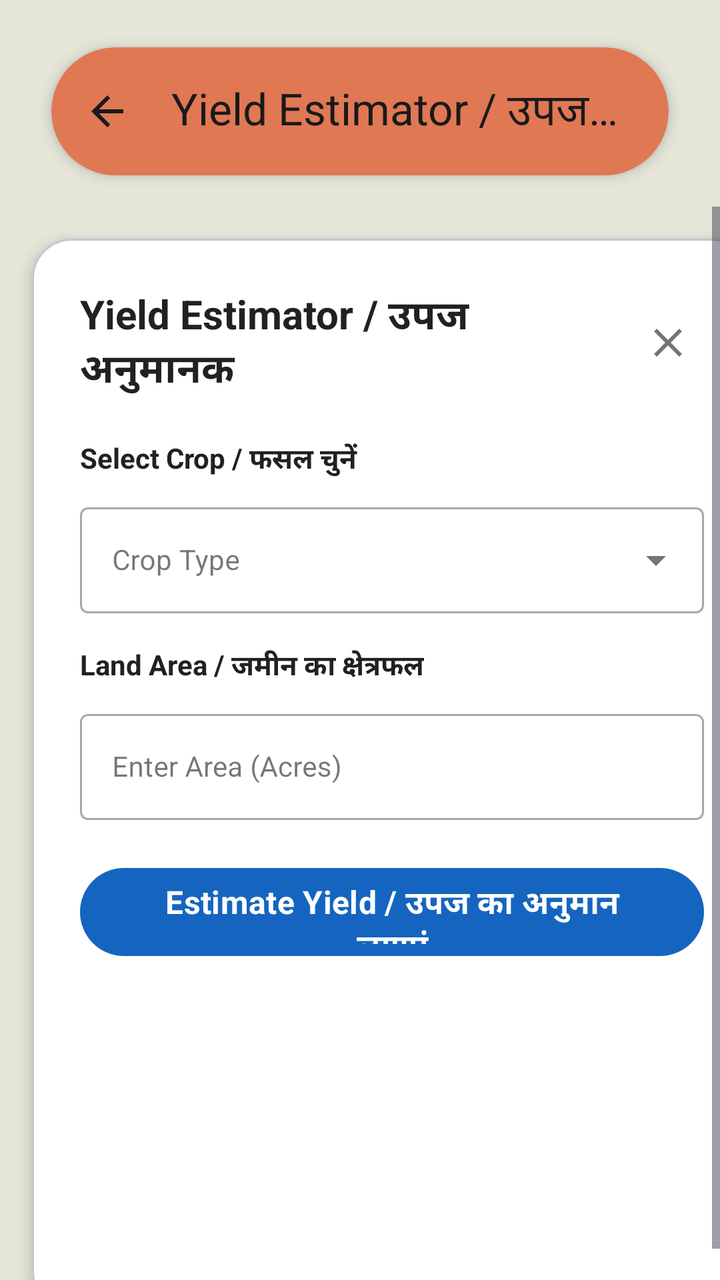
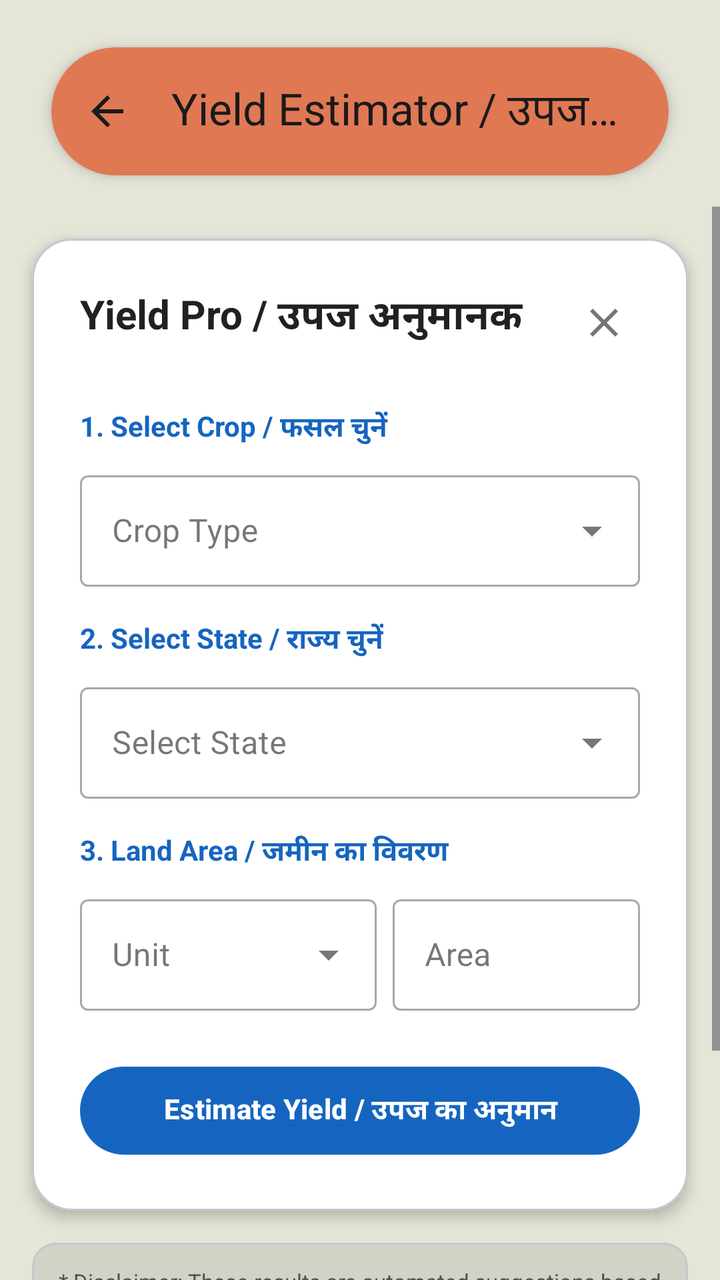

Compare the two renders of this Android layout. The source of the first and the diff that turns it into the second are given below.
<!-- AndroidManifest.xml: application theme Theme.Jai_Kisan -->
<!-- res/layout/activity_yield_estimator.xml -->
<?xml version="1.0" encoding="utf-8"?>
<LinearLayout
    xmlns:android="http://schemas.android.com/apk/res/android"
    xmlns:app="http://schemas.android.com/apk/res-auto"
    android:id="@+id/root_view"
    android:layout_width="match_parent"
    android:layout_height="match_parent"
    android:orientation="vertical"
    android:background="#E5E5D8"
    android:fitsSystemWindows="true">

    <com.google.android.material.appbar.AppBarLayout
        android:layout_width="match_parent"
        android:layout_height="wrap_content"
        android:background="@android:color/transparent"
        app:elevation="0dp">

        <com.google.android.material.card.MaterialCardView
            android:layout_width="match_parent"
            android:layout_height="wrap_content"
            android:layout_marginStart="12dp"
            android:layout_marginEnd="12dp"
            android:layout_marginTop="8dp"
            app:cardCornerRadius="32dp"
            app:cardElevation="4dp"
            app:strokeWidth="0dp"
            app:cardUseCompatPadding="true"
            app:cardBackgroundColor="#E07854">

            <com.google.android.material.appbar.MaterialToolbar
                android:id="@+id/toolbar"
                android:layout_width="match_parent"
                android:layout_height="?attr/actionBarSize"
                app:title="Yield Estimator / उपज अनुमानक"
                app:titleTextColor="#1A1A1A"
                app:navigationIcon="@drawable/ic_arrow_back_24"
                app:navigationIconTint="#1A1A1A" />

        </com.google.android.material.card.MaterialCardView>

    </com.google.android.material.appbar.AppBarLayout>

    <ScrollView
        android:layout_width="match_parent"
        android:layout_height="0dp"
        android:layout_weight="1"
        android:fillViewport="true">

        <com.google.android.material.card.MaterialCardView
            android:layout_width="match_parent"
            android:layout_height="wrap_content"
            android:layout_marginStart="16dp"
            android:layout_marginEnd="16dp"
            android:layout_marginTop="16dp"
            android:layout_marginBottom="20dp"
            app:cardBackgroundColor="#FFFFFF"
            app:cardCornerRadius="20dp"
            app:cardElevation="4dp">

            <LinearLayout
                android:layout_width="match_parent"
                android:layout_height="wrap_content"
                android:orientation="vertical"
                android:padding="24dp">

                <RelativeLayout
                    android:layout_width="match_parent"
                    android:layout_height="wrap_content">

                    <TextView
                        android:layout_width="wrap_content"
                        android:layout_height="wrap_content"
                        android:text="Yield Estimator / उपज अनुमानक"
                        android:textSize="20sp"
                        android:textStyle="bold"
                        android:textColor="#212121"
                        android:fontFamily="sans-serif"
                        android:layout_centerVertical="true"
                        android:layout_alignParentStart="true"
                        android:layout_toStartOf="@+id/btn_close"
                        android:layout_marginEnd="8dp" />

                    <ImageButton
                        android:id="@+id/btn_close"
                        android:layout_width="36dp"
                        android:layout_height="36dp"
                        android:layout_alignParentEnd="true"
                        android:layout_centerVertical="true"
                        android:src="@drawable/ic_close"
                        android:background="?attr/selectableItemBackgroundBorderless"
                        android:contentDescription="Close"
                        app:tint="#757575"
                        android:padding="6dp" />
                </RelativeLayout>

                <Space android:layout_height="20dp" android:layout_width="match_parent" />

                <TextView
                    android:layout_width="wrap_content"
                    android:layout_height="wrap_content"
                    android:text="Select Crop / फसल चुनें"
                    android:textSize="14sp"
                    android:textStyle="bold"
                    android:textColor="#212121"
                    android:fontFamily="sans-serif" />

                <Space android:layout_height="8dp" android:layout_width="match_parent" />

                <com.google.android.material.textfield.TextInputLayout
                    android:id="@+id/layout_crop_dropdown"
                    style="@style/Widget.MaterialComponents.TextInputLayout.OutlinedBox.ExposedDropdownMenu"
                    android:layout_width="match_parent"
                    android:layout_height="wrap_content"
                    android:hint="Crop Type">
                    <AutoCompleteTextView
                        android:id="@+id/dropdown_crop"
                        android:layout_width="match_parent"
                        android:layout_height="wrap_content"
                        android:inputType="none"
                        android:textSize="14sp"
                        android:textColor="#212121"
                        android:fontFamily="sans-serif" />
                </com.google.android.material.textfield.TextInputLayout>

                <Space android:layout_height="16dp" android:layout_width="match_parent" />

                <TextView
                    android:layout_width="wrap_content"
                    android:layout_height="wrap_content"
                    android:text="Land Area / जमीन का क्षेत्रफल"
                    android:textSize="14sp"
                    android:textStyle="bold"
                    android:textColor="#212121"
                    android:fontFamily="sans-serif" />

                <Space android:layout_height="8dp" android:layout_width="match_parent" />

                <com.google.android.material.textfield.TextInputLayout
                    android:id="@+id/layout_area_input"
                    style="@style/Widget.MaterialComponents.TextInputLayout.OutlinedBox"
                    android:layout_width="match_parent"
                    android:layout_height="wrap_content"
                    android:hint="Enter Area (Acres)">
                    <com.google.android.material.textfield.TextInputEditText
                        android:id="@+id/input_area"
                        android:layout_width="match_parent"
                        android:layout_height="wrap_content"
                        android:inputType="numberDecimal"
                        android:textSize="14sp"
                        android:fontFamily="sans-serif" />
                </com.google.android.material.textfield.TextInputLayout>

                <Space android:layout_height="20dp" android:layout_width="match_parent" />

                <com.google.android.material.button.MaterialButton
                    android:id="@+id/btn_estimate"
                    android:layout_width="match_parent"
                    android:layout_height="52dp"
                    android:text="Estimate Yield / उपज का अनुमान लगाएं"
                    android:textColor="#FFFFFF"
                    android:textSize="16sp"
                    android:textStyle="bold"
                    android:fontFamily="sans-serif"
                    app:backgroundTint="#1565C0"
                    app:cornerRadius="50dp"
                    app:rippleColor="#0D47A1" />

                <LinearLayout
                    android:id="@+id/result_section"
                    android:layout_width="match_parent"
                    android:layout_height="wrap_content"
                    android:orientation="vertical"
                    android:visibility="gone"
                    android:layout_marginTop="20dp"
                    android:background="#E3F2FD"
                    android:padding="16dp">

                    <TextView
                        android:layout_width="wrap_content"
                        android:layout_height="wrap_content"
                        android:text="Estimated Yield / अनुमानित उपज"
                        android:textSize="15sp"
                        android:textStyle="bold"
                        android:textColor="#1565C0"
                        android:fontFamily="sans-serif"
                        android:layout_marginBottom="12dp" />

                    <LinearLayout android:layout_width="match_parent" android:layout_height="wrap_content"
                        android:orientation="horizontal" android:layout_marginBottom="6dp">
                        <TextView android:layout_width="0dp" android:layout_height="wrap_content" android:layout_weight="1"
                            android:text="Yield per Acre" android:textSize="14sp" android:textColor="#424242" android:fontFamily="sans-serif" />
                        <TextView android:id="@+id/tv_yield_per_acre" android:layout_width="wrap_content" android:layout_height="wrap_content"
                            android:text="--" android:textSize="14sp" android:textStyle="bold" android:textColor="#212121" android:fontFamily="sans-serif" />
                    </LinearLayout>

                    <LinearLayout android:layout_width="match_parent" android:layout_height="wrap_content"
                        android:orientation="horizontal" android:layout_marginBottom="12dp">
                        <TextView android:layout_width="0dp" android:layout_height="wrap_content" android:layout_weight="1"
                            android:text="Total Yield" android:textSize="14sp" android:textColor="#424242" android:fontFamily="sans-serif" />
                        <TextView android:id="@+id/tv_total_yield" android:layout_width="wrap_content" android:layout_height="wrap_content"
                            android:text="--" android:textSize="14sp" android:textStyle="bold" android:textColor="#212121" android:fontFamily="sans-serif" />
                    </LinearLayout>

                    <View android:layout_width="match_parent" android:layout_height="1dp"
                        android:background="#BBDEFB" android:layout_marginBottom="12dp" />

                    <TextView android:id="@+id/tv_yield_summary" android:layout_width="match_parent" android:layout_height="wrap_content"
                        android:text="Final Summary" android:textSize="13sp" android:textColor="#1565C0" android:fontFamily="sans-serif"
                        android:layout_marginBottom="16dp" />

                    <com.google.android.material.button.MaterialButton
                        android:id="@+id/btn_share"
                        style="@style/Widget.MaterialComponents.Button.OutlinedButton"
                        android:layout_width="match_parent"
                        android:layout_height="44dp"
                        android:text="Share Result / परिणाम साझा करें"
                        android:textColor="#1565C0"
                        android:fontFamily="sans-serif"
                        app:strokeColor="#1565C0"
                        app:cornerRadius="50dp" />

                </LinearLayout>

            </LinearLayout>
        </com.google.android.material.card.MaterialCardView>
    </ScrollView>

</LinearLayout>
<!-- resources referenced by this layout -->
<resources>
  <!-- drawable ic_arrow_back_24 (drawable) -->
  <vector xmlns:android="http://schemas.android.com/apk/res/android" android:autoMirrored="true" android:height="24dp" android:tint="#000000" android:viewportHeight="960" android:viewportWidth="960" android:width="24dp">
        
      <path android:fillColor="@android:color/white" android:pathData="M313,520L537,744L480,800L160,480L480,160L537,216L313,440L800,440L800,520L313,520Z"/>
      
  </vector>
  <!-- drawable ic_close (drawable) -->
  <vector xmlns:android="http://schemas.android.com/apk/res/android"
      android:width="24dp"
      android:height="24dp"
      android:viewportWidth="24"
      android:viewportHeight="24"
      android:tint="#757575">
      <path
          android:fillColor="@android:color/white"
          android:pathData="M19,6.41L17.59,5 12,10.59 6.41,5 5,6.41 10.59,12 5,17.59 6.41,19 12,13.41 17.59,19 19,17.59 13.41,12z"/>
  </vector>
  <style name="Theme.Jai_Kisan" parent="Base.Theme.Jai_Kisan" />
  <style name="Base.Theme.Jai_Kisan" parent="Theme.Material3.Light.NoActionBar">
  
          <item name="android:forceDarkAllowed" tools:targetApi="q">false</item>
  
          <item name="android:windowBackground">@color/app_background</item>
  
          <item name="android:fontFamily">@font/poppins</item>
  
          <item name="colorPrimary">@color/green</item>
          <item name="colorPrimaryVariant">@color/green</item>
          <item name="colorOnPrimary">@color/white</item>
          <item name="colorSecondary">@color/green</item>
          <item name="colorSecondaryVariant">@color/green</item>
          <item name="colorOnSecondary">@color/white</item>
  
          <item name="android:statusBarColor">?attr/colorPrimary</item>
  
      </style>
  <color name="app_background">#F9F6ED</color>
  <color name="green">#2E7D32</color>
  <color name="white">#FFFFFFFF</color>
</resources>

<!-- the commit's change to res/layout/activity_yield_estimator.xml (unified diff, before → after) -->
@@ -6,8 +6,7 @@
     android:layout_width="match_parent"
     android:layout_height="match_parent"
     android:orientation="vertical"
-    android:background="#E5E5D8"
-    android:fitsSystemWindows="true">
+    android:background="#E5E5D8">
 
     <com.google.android.material.appbar.AppBarLayout
         android:layout_width="match_parent"
@@ -35,194 +34,151 @@
                 app:titleTextColor="#1A1A1A"
                 app:navigationIcon="@drawable/ic_arrow_back_24"
                 app:navigationIconTint="#1A1A1A" />
-
         </com.google.android.material.card.MaterialCardView>
-
     </com.google.android.material.appbar.AppBarLayout>
 
     <ScrollView
         android:layout_width="match_parent"
-        android:layout_height="0dp"
-        android:layout_weight="1"
-        android:fillViewport="true">
+        android:layout_height="match_parent"
+        android:fillViewport="true"
+        android:clipToPadding="false">
 
-        <com.google.android.material.card.MaterialCardView
+        <LinearLayout
             android:layout_width="match_parent"
             android:layout_height="wrap_content"
-            android:layout_marginStart="16dp"
-            android:layout_marginEnd="16dp"
-            android:layout_marginTop="16dp"
-            android:layout_marginBottom="20dp"
-            app:cardBackgroundColor="#FFFFFF"
-            app:cardCornerRadius="20dp"
-            app:cardElevation="4dp">
+            android:orientation="vertical"
+            android:paddingBottom="30dp">
 
-            <LinearLayout
+            <com.google.android.material.card.MaterialCardView
                 android:layout_width="match_parent"
                 android:layout_height="wrap_content"
-                android:orientation="vertical"
-                android:padding="24dp">
-
-                <RelativeLayout
-                    android:layout_width="match_parent"
-                    android:layout_height="wrap_content">
-
-                    <TextView
-                        android:layout_width="wrap_content"
-                        android:layout_height="wrap_content"
-                        android:text="Yield Estimator / उपज अनुमानक"
-                        android:textSize="20sp"
-                        android:textStyle="bold"
-                        android:textColor="#212121"
-                        android:fontFamily="sans-serif"
-                        android:layout_centerVertical="true"
-                        android:layout_alignParentStart="true"
-                        android:layout_toStartOf="@+id/btn_close"
-                        android:layout_marginEnd="8dp" />
-
-                    <ImageButton
-                        android:id="@+id/btn_close"
-                        android:layout_width="36dp"
-                        android:layout_height="36dp"
-                        android:layout_alignParentEnd="true"
-                        android:layout_centerVertical="true"
-                        android:src="@drawable/ic_close"
-                        android:background="?attr/selectableItemBackgroundBorderless"
-                        android:contentDescription="Close"
-                        app:tint="#757575"
-                        android:padding="6dp" />
-                </RelativeLayout>
-
-                <Space android:layout_height="20dp" android:layout_width="match_parent" />
-
-                <TextView
-                    android:layout_width="wrap_content"
-                    android:layout_height="wrap_content"
-                    android:text="Select Crop / फसल चुनें"
-                    android:textSize="14sp"
-                    android:textStyle="bold"
-                    android:textColor="#212121"
-                    android:fontFamily="sans-serif" />
-
-                <Space android:layout_height="8dp" android:layout_width="match_parent" />
-
-                <com.google.android.material.textfield.TextInputLayout
-                    android:id="@+id/layout_crop_dropdown"
-                    style="@style/Widget.MaterialComponents.TextInputLayout.OutlinedBox.ExposedDropdownMenu"
-                    android:layout_width="match_parent"
-                    android:layout_height="wrap_content"
-                    android:hint="Crop Type">
-                    <AutoCompleteTextView
-                        android:id="@+id/dropdown_crop"
-                        android:layout_width="match_parent"
-                        android:layout_height="wrap_content"
-                        android:inputType="none"
-                        android:textSize="14sp"
-                        android:textColor="#212121"
-                        android:fontFamily="sans-serif" />
-                </com.google.android.material.textfield.TextInputLayout>
-
-                <Space android:layout_height="16dp" android:layout_width="match_parent" />
-
-                <TextView
-                    android:layout_width="wrap_content"
-                    android:layout_height="wrap_content"
-                    android:text="Land Area / जमीन का क्षेत्रफल"
-                    android:textSize="14sp"
-                    android:textStyle="bold"
-                    android:textColor="#212121"
-                    android:fontFamily="sans-serif" />
-
-                <Space android:layout_height="8dp" android:layout_width="match_parent" />
-
-                <com.google.android.material.textfield.TextInputLayout
-                    android:id="@+id/layout_area_input"
-                    style="@style/Widget.MaterialComponents.TextInputLayout.OutlinedBox"
-                    android:layout_width="match_parent"
-                    android:layout_height="wrap_content"
-                    android:hint="Enter Area (Acres)">
-                    <com.google.android.material.textfield.TextInputEditText
-                        android:id="@+id/input_area"
-                        android:layout_width="match_parent"
-                        android:layout_height="wrap_content"
-                        android:inputType="numberDecimal"
-                        android:textSize="14sp"
-                        android:fontFamily="sans-serif" />
-                </com.google.android.material.textfield.TextInputLayout>
-
-                <Space android:layout_height="20dp" android:layout_width="match_parent" />
-
-                <com.google.android.material.button.MaterialButton
-                    android:id="@+id/btn_estimate"
-                    android:layout_width="match_parent"
-                    android:layout_height="52dp"
-                    android:text="Estimate Yield / उपज का अनुमान लगाएं"
-                    android:textColor="#FFFFFF"
-                    android:textSize="16sp"
-                    android:textStyle="bold"
-                    android:fontFamily="sans-serif"
-                    app:backgroundTint="#1565C0"
-                    app:cornerRadius="50dp"
-                    app:rippleColor="#0D47A1" />
+                android:layout_margin="16dp"
+                app:cardBackgroundColor="#FFFFFF"
+                app:cardCornerRadius="20dp"
+                app:cardElevation="4dp">
 
                 <LinearLayout
-                    android:id="@+id/result_section"
                     android:layout_width="match_parent"
                     android:layout_height="wrap_content"
                     android:orientation="vertical"
-                    android:visibility="gone"
-                    android:layout_marginTop="20dp"
-                    android:background="#E3F2FD"
-                    android:padding="16dp">
+                    android:padding="24dp">
 
-                    <TextView
-                        android:layout_width="wrap_content"
-                        android:layout_height="wrap_content"
-                        android:text="Estimated Yield / अनुमानित उपज"
-                        android:textSize="15sp"
-                        android:textStyle="bold"
-                        android:textColor="#1565C0"
-                        android:fontFamily="sans-serif"
-                        android:layout_marginBottom="12dp" />
+                    <RelativeLayout
+                        android:layout_width="match_parent"
+                        android:layout_height="wrap_content">
+                        <TextView
+                            android:layout_width="wrap_content"
+                            android:layout_height="wrap_content"
+                            android:text="Yield Pro / उपज अनुमानक"
+                            android:textSize="20sp"
+                            android:textStyle="bold"
+                            android:textColor="#212121" />
+                        <ImageButton
+                            android:id="@+id/btn_close"
+                            android:layout_width="36dp"
+                            android:layout_height="36dp"
+                            android:layout_alignParentEnd="true"
+                            android:src="@drawable/ic_close"
+                            android:background="?attr/selectableItemBackgroundBorderless"
+                            app:tint="#757575" />
+                    </RelativeLayout>
 
+                    <Space android:layout_height="24dp" android:layout_width="match_parent" />
+
+                    <TextView android:layout_width="wrap_content" android:layout_height="wrap_content"
+                        android:text="1. Select Crop / फसल चुनें" android:textStyle="bold" android:textColor="#1565C0" />
+                    <com.google.android.material.textfield.TextInputLayout
+                        style="@style/Widget.MaterialComponents.TextInputLayout.OutlinedBox.ExposedDropdownMenu"
+                        android:layout_width="match_parent" android:layout_height="wrap_content" android:layout_marginTop="8dp">
+                        <AutoCompleteTextView android:id="@+id/dropdown_crop" android:layout_width="match_parent"
+                            android:layout_height="wrap_content" android:hint="Crop Type" android:inputType="none" />
+                    </com.google.android.material.textfield.TextInputLayout>
+
+                    <Space android:layout_height="16dp" android:layout_width="match_parent" />
+
+                    <TextView android:layout_width="wrap_content" android:layout_height="wrap_content"
+                        android:text="2. Select State / राज्य चुनें" android:textStyle="bold" android:textColor="#1565C0" />
+                    <com.google.android.material.textfield.TextInputLayout
+                        style="@style/Widget.MaterialComponents.TextInputLayout.OutlinedBox.ExposedDropdownMenu"
+                        android:layout_width="match_parent" android:layout_height="wrap_content" android:layout_marginTop="8dp">
+                        <AutoCompleteTextView android:id="@+id/dropdown_state" android:layout_width="match_parent"
+                            android:layout_height="wrap_content" android:hint="Select State" android:inputType="none" />
+                    </com.google.android.material.textfield.TextInputLayout>
+
+                    <Space android:layout_height="16dp" android:layout_width="match_parent" />
+
+                    <TextView android:layout_width="wrap_content" android:layout_height="wrap_content"
+                        android:text="3. Land Area / जमीन का विवरण" android:textStyle="bold" android:textColor="#1565C0" />
                     <LinearLayout android:layout_width="match_parent" android:layout_height="wrap_content"
-                        android:orientation="horizontal" android:layout_marginBottom="6dp">
-                        <TextView android:layout_width="0dp" android:layout_height="wrap_content" android:layout_weight="1"
-                            android:text="Yield per Acre" android:textSize="14sp" android:textColor="#424242" android:fontFamily="sans-serif" />
-                        <TextView android:id="@+id/tv_yield_per_acre" android:layout_width="wrap_content" android:layout_height="wrap_content"
-                            android:text="--" android:textSize="14sp" android:textStyle="bold" android:textColor="#212121" android:fontFamily="sans-serif" />
+                        android:orientation="horizontal" android:layout_marginTop="8dp">
+                        <com.google.android.material.textfield.TextInputLayout
+                            style="@style/Widget.MaterialComponents.TextInputLayout.OutlinedBox.ExposedDropdownMenu"
+                            android:layout_width="0dp" android:layout_height="wrap_content" android:layout_weight="1.2" android:layout_marginEnd="8dp">
+                            <AutoCompleteTextView android:id="@+id/dropdown_unit" android:layout_width="match_parent"
+                                android:layout_height="wrap_content" android:hint="Unit" android:inputType="none" />
+                        </com.google.android.material.textfield.TextInputLayout>
+                        <com.google.android.material.textfield.TextInputLayout
+                            style="@style/Widget.MaterialComponents.TextInputLayout.OutlinedBox"
+                            android:layout_width="0dp" android:layout_height="wrap_content" android:layout_weight="1" android:hint="Area">
+                            <com.google.android.material.textfield.TextInputEditText android:id="@+id/input_area"
+                                android:layout_width="match_parent" android:layout_height="wrap_content" android:inputType="numberDecimal" />
+                        </com.google.android.material.textfield.TextInputLayout>
                     </LinearLayout>
 
-                    <LinearLayout android:layout_width="match_parent" android:layout_height="wrap_content"
-                        android:orientation="horizontal" android:layout_marginBottom="12dp">
-                        <TextView android:layout_width="0dp" android:layout_height="wrap_content" android:layout_weight="1"
-                            android:text="Total Yield" android:textSize="14sp" android:textColor="#424242" android:fontFamily="sans-serif" />
-                        <TextView android:id="@+id/tv_total_yield" android:layout_width="wrap_content" android:layout_height="wrap_content"
-                            android:text="--" android:textSize="14sp" android:textStyle="bold" android:textColor="#212121" android:fontFamily="sans-serif" />
-                    </LinearLayout>
-
-                    <View android:layout_width="match_parent" android:layout_height="1dp"
-                        android:background="#BBDEFB" android:layout_marginBottom="12dp" />
-
-                    <TextView android:id="@+id/tv_yield_summary" android:layout_width="match_parent" android:layout_height="wrap_content"
-                        android:text="Final Summary" android:textSize="13sp" android:textColor="#1565C0" android:fontFamily="sans-serif"
-                        android:layout_marginBottom="16dp" />
+                    <Space android:layout_height="24dp" android:layout_width="match_parent" />
 
                     <com.google.android.material.button.MaterialButton
-                        android:id="@+id/btn_share"
-                        style="@style/Widget.MaterialComponents.Button.OutlinedButton"
-                        android:layout_width="match_parent"
-                        android:layout_height="44dp"
-                        android:text="Share Result / परिणाम साझा करें"
-                        android:textColor="#1565C0"
-                        android:fontFamily="sans-serif"
-                        app:strokeColor="#1565C0"
-                        app:cornerRadius="50dp" />
+                        android:id="@+id/btn_estimate"
+                        android:layout_width="match_parent" android:layout_height="52dp"
+                        android:text="Estimate Yield / उपज का अनुमान" android:textStyle="bold"
+                        app:backgroundTint="#1565C0" app:cornerRadius="50dp" />
 
+                    <com.google.android.material.card.MaterialCardView
+                        android:id="@+id/result_section"
+                        android:layout_width="match_parent" android:layout_height="wrap_content"
+                        android:visibility="gone" android:layout_marginTop="20dp"
+                        app:cardBackgroundColor="#E3F2FD" app:cardCornerRadius="16dp" app:cardElevation="0dp">
+
+                        <LinearLayout android:layout_width="match_parent" android:layout_height="wrap_content"
+                            android:orientation="vertical" android:padding="16dp">
+                            <TextView android:layout_width="wrap_content" android:layout_height="wrap_content"
+                                android:text="Estimated Yield / अनुमानित उपज" android:textStyle="bold" android:textColor="#1565C0" android:layout_marginBottom="12dp" />
+                            <TextView android:id="@+id/tv_yield_per_acre" android:layout_width="match_parent" android:layout_height="wrap_content" android:text="--" android:textColor="#212121" android:layout_marginBottom="4dp"/>
+                            <TextView android:id="@+id/tv_total_yield" android:layout_width="match_parent" android:layout_height="wrap_content" android:text="--" android:textColor="#212121" android:layout_marginBottom="12dp"/>
+                            <View android:layout_width="match_parent" android:layout_height="1dp" android:background="#BBDEFB" android:layout_marginBottom="12dp" />
+                            <TextView android:id="@+id/tv_yield_summary" android:layout_width="match_parent" android:layout_height="wrap_content" android:text="--" android:textSize="13sp" android:textColor="#424242" android:layout_marginBottom="16dp" />
+                            <com.google.android.material.button.MaterialButton
+                                android:id="@+id/btn_share" style="@style/Widget.MaterialComponents.Button.OutlinedButton"
+                                android:layout_width="match_parent" android:layout_height="44dp"
+                                android:text="Share Advice / सलाह साझा करें" android:textColor="#1565C0"
+                                app:strokeColor="#1565C0" app:cornerRadius="50dp" />
+                        </LinearLayout>
+                    </com.google.android.material.card.MaterialCardView>
                 </LinearLayout>
+            </com.google.android.material.card.MaterialCardView>
 
-            </LinearLayout>
-        </com.google.android.material.card.MaterialCardView>
+            <com.google.android.material.card.MaterialCardView
+                android:layout_width="match_parent"
+                android:layout_height="wrap_content"
+                android:layout_marginStart="16dp"
+                android:layout_marginEnd="16dp"
+                android:layout_marginBottom="16dp"
+                app:cardElevation="0dp"
+                app:cardBackgroundColor="#15000000"
+                app:cardCornerRadius="12dp">
+
+                <TextView
+                    android:id="@+id/tv_disclaimer"
+                    android:layout_width="match_parent"
+                    android:layout_height="wrap_content"
+                    android:padding="12dp"
+                    android:textAlignment="center"
+                    android:textSize="11sp"
+                    android:textColor="#524F4F"
+                    android:lineSpacingExtra="2dp"
+                    android:text="* Disclaimer: These results are automated suggestions based on general data. Actual field conditions vary. Consult a local agriculture specialist before making final decisions. \n अस्वीकरण: ये परिणाम सामान्य डेटा पर आधारित स्वचालित सुझाव हैं। वास्तविक स्थिति भिन्न हो सकती है। अंतिम निर्णय लेने से पहले स्थानीय कृषि विशेषज्ञ से सलाह लें।" />
+            </com.google.android.material.card.MaterialCardView>
+
+        </LinearLayout>
     </ScrollView>
-
 </LinearLayout>
